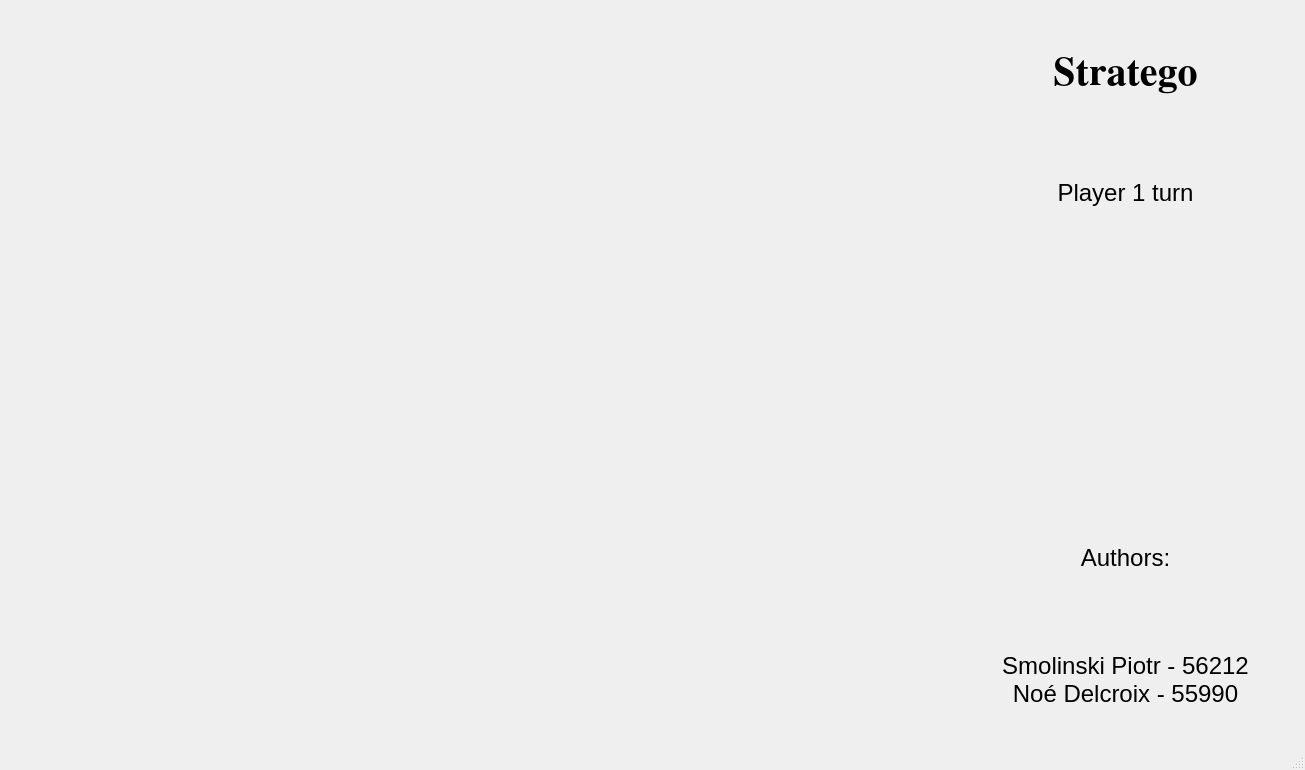
This is Stratego/gui/resources/stratego.ui in piotrvla/esi-stratego as Qt 5 draws it before an edit. The edited form follows.
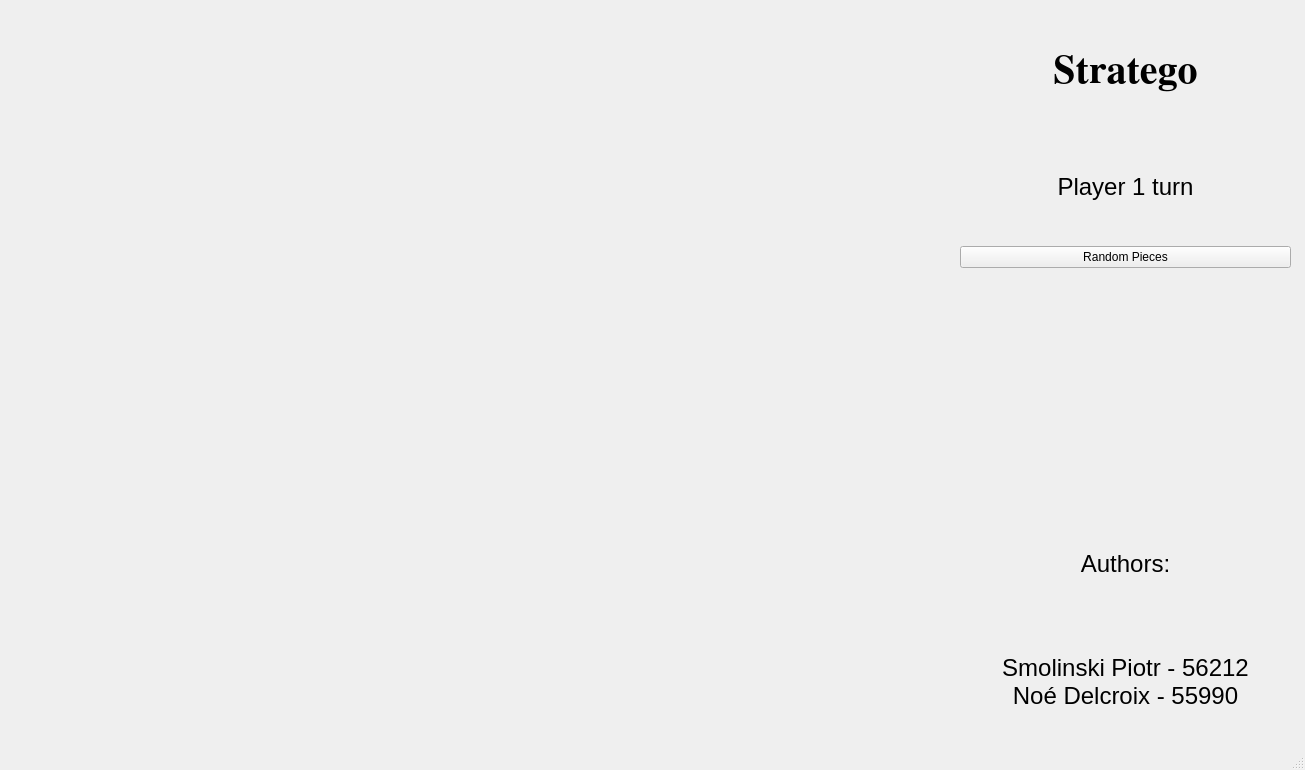
This is the edited form.

Commit message: Modification Bouton random

The edit to the form file:
```diff
--- a/Stratego/gui/resources/stratego.ui
+++ b/Stratego/gui/resources/stratego.ui
@@ -60,7 +60,6 @@
         <font>
          <family>Nimbus Roman</family>
          <pointsize>30</pointsize>
-         <weight>75</weight>
          <bold>true</bold>
         </font>
        </property>
@@ -81,7 +80,6 @@
         <font>
          <family>MS Shell Dlg 2</family>
          <pointsize>18</pointsize>
-         <weight>50</weight>
          <bold>false</bold>
         </font>
        </property>
@@ -93,6 +91,13 @@
        </property>
       </widget>
      </item>
+     <item>
+      <widget class="QPushButton" name="randomPieces">
+       <property name="text">
+        <string>Random Pieces</string>
+       </property>
+      </widget>
+     </item>
      <item>
       <widget class="QLabel" name="gamestatus">
        <property name="font">
@@ -115,7 +120,6 @@
         <font>
          <family>Nimbus Roman</family>
          <pointsize>20</pointsize>
-         <weight>75</weight>
          <bold>true</bold>
         </font>
        </property>
@@ -133,7 +137,6 @@
         <font>
          <family>MS Shell Dlg 2</family>
          <pointsize>18</pointsize>
-         <weight>50</weight>
          <bold>false</bold>
         </font>
        </property>
@@ -151,7 +154,6 @@
         <font>
          <family>MS Shell Dlg 2</family>
          <pointsize>18</pointsize>
-         <weight>50</weight>
          <bold>false</bold>
         </font>
        </property>
```
The commit also changes 5 other files.
